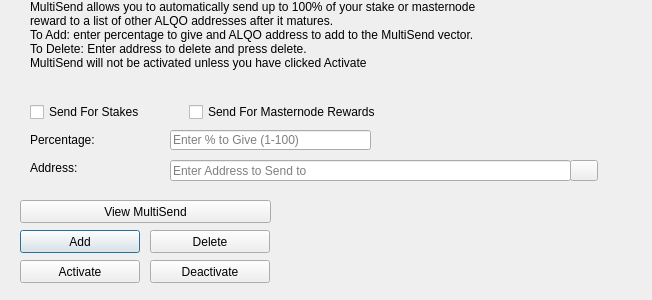
Qt form src/qt/forms/multisenddialog.ui (zahidaliayub/alqo) before a commit.
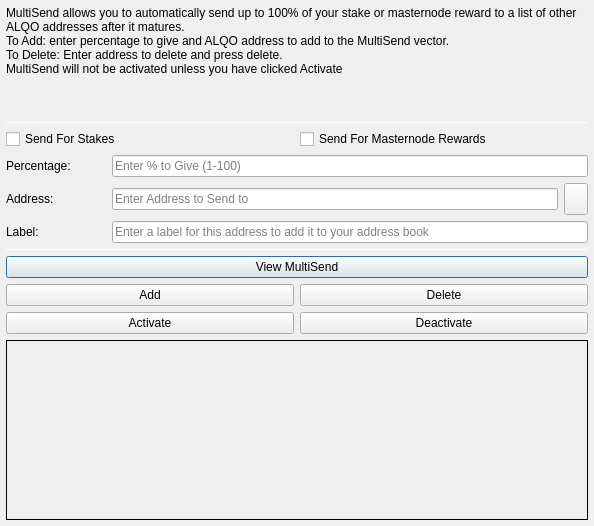
The same form after that commit. Icons and pictures are not drawn.

What changed in the file:
```diff
--- a/src/qt/forms/multisenddialog.ui
+++ b/src/qt/forms/multisenddialog.ui
@@ -9,54 +9,30 @@
    <rect>
     <x>0</x>
     <y>0</y>
-    <width>652</width>
-    <height>300</height>
+    <width>594</width>
+    <height>526</height>
    </rect>
   </property>
   <property name="windowTitle">
    <string>MultiSend</string>
   </property>
-  <widget class="QLineEdit" name="multiSendPercentEdit">
-   <property name="geometry">
-    <rect>
-     <x>170</x>
-     <y>130</y>
-     <width>201</width>
-     <height>20</height>
-    </rect>
+  <layout class="QVBoxLayout" name="verticalLayout" stretch="0">
+   <property name="leftMargin">
+    <number>6</number>
    </property>
-   <property name="toolTip">
-    <string>Enter whole numbers 1 - 100</string>
+   <property name="topMargin">
+    <number>6</number>
    </property>
-   <property name="placeholderText">
-    <string>Enter % to Give (1-100)</string>
+   <property name="rightMargin">
+    <number>6</number>
    </property>
-  </widget>
-  <widget class="QLineEdit" name="multiSendAddressEdit">
-   <property name="geometry">
-    <rect>
-     <x>170</x>
-     <y>160</y>
-     <width>401</width>
-     <height>21</height>
-    </rect>
+   <property name="bottomMargin">
+    <number>6</number>
    </property>
-   <property name="toolTip">
-    <string/>
-   </property>
-   <property name="placeholderText">
-    <string>Enter Address to Send to</string>
-   </property>
-  </widget>
+   <item>
+    <layout class="QVBoxLayout" name="verticalLayout_Main" stretch="1,1,1,0,1,1,1">
+     <item>
   <widget class="QLabel" name="label_2">
-   <property name="geometry">
-    <rect>
-     <x>30</x>
-     <y>0</y>
-     <width>451</width>
-     <height>121</height>
-    </rect>
-   </property>
    <property name="lineWidth">
     <number>1</number>
    </property>
@@ -73,88 +49,55 @@
     <bool>true</bool>
    </property>
   </widget>
-  <widget class="QLabel" name="message">
-   <property name="geometry">
-    <rect>
-     <x>290</x>
-     <y>200</y>
-     <width>351</width>
-     <height>91</height>
-    </rect>
-   </property>
-   <property name="text">
-    <string/>
-   </property>
-  </widget>
-  <widget class="QPushButton" name="addButton">
-   <property name="geometry">
-    <rect>
-     <x>20</x>
-     <y>230</y>
-     <width>120</width>
-     <height>23</height>
-    </rect>
-   </property>
-   <property name="toolTip">
-    <string/>
-   </property>
-   <property name="statusTip">
-    <string>Add to MultiSend Vector</string>
-   </property>
-   <property name="text">
-    <string>Add</string>
-   </property>
-  </widget>
-  <widget class="QPushButton" name="disableButton">
-   <property name="geometry">
-    <rect>
-     <x>150</x>
-     <y>260</y>
-     <width>120</width>
-     <height>23</height>
-    </rect>
-   </property>
-   <property name="statusTip">
-    <string>Deactivate MultiSend</string>
-   </property>
+     </item>
+     <item>
+      <widget class="Line" name="line">
+       <property name="minimumSize">
+        <size>
+         <width>0</width>
+         <height>1</height>
+        </size>
+       </property>
+       <property name="maximumSize">
+        <size>
+         <width>16777215</width>
+         <height>1</height>
+        </size>
+       </property>
+       <property name="orientation">
+        <enum>Qt::Horizontal</enum>
+       </property>
+      </widget>
+     </item>
+     <item>
+      <layout class="QVBoxLayout" name="verticalLayout_Settings">
+       <item>
+        <layout class="QHBoxLayout" name="horizontalLayout">
+         <item>
+          <widget class="QCheckBox" name="multiSendStakeCheckBox">
    <property name="text">
-    <string>Deactivate</string>
-   </property>
-  </widget>
-  <widget class="QPushButton" name="addressBookButton">
-   <property name="geometry">
-    <rect>
-     <x>570</x>
-     <y>160</y>
-     <width>28</width>
-     <height>21</height>
-    </rect>
-   </property>
-   <property name="toolTip">
-    <string>Choose an address from the address book</string>
-   </property>
+            <string>Send For Stakes</string>
+           </property>
+          </widget>
+         </item>
+         <item>
+          <widget class="QCheckBox" name="multiSendMasternodeCheckBox">
    <property name="text">
-    <string/>
-   </property>
-   <property name="icon">
-    <iconset resource="../alqo.qrc">
-     <normaloff>:/icons/address-book</normaloff>:/icons/address-book</iconset>
-   </property>
-   <property name="shortcut">
-    <string>Alt+A</string>
-   </property>
-   <property name="autoDefault">
-    <bool>false</bool>
-   </property>
-  </widget>
+            <string>Send For Masternode Rewards</string>
+           </property>
+          </widget>
+         </item>
+        </layout>
+       </item>
+       <item>
+        <layout class="QHBoxLayout" name="horizontalLayout_6">
+         <item>
   <widget class="QLabel" name="label">
-   <property name="geometry">
-    <rect>
-     <x>30</x>
-     <y>130</y>
-     <width>121</width>
-     <height>20</height>
-    </rect>
+           <property name="minimumSize">
+            <size>
+             <width>100</width>
+             <height>0</height>
+            </size>
    </property>
    <property name="toolTip">
     <string>Percentage of stake to send</string>
@@ -163,14 +106,28 @@
     <string>Percentage:</string>
    </property>
   </widget>
+         </item>
+         <item>
+          <widget class="QLineEdit" name="multiSendPercentEdit">
+           <property name="toolTip">
+            <string>Enter whole numbers 1 - 100</string>
+           </property>
+           <property name="placeholderText">
+            <string>Enter % to Give (1-100)</string>
+           </property>
+          </widget>
+         </item>
+        </layout>
+       </item>
+       <item>
+        <layout class="QHBoxLayout" name="horizontalLayout_7">
+         <item>
   <widget class="QLabel" name="label_5">
-   <property name="geometry">
-    <rect>
-     <x>30</x>
-     <y>160</y>
-     <width>111</width>
-     <height>16</height>
-    </rect>
+           <property name="minimumSize">
+            <size>
+             <width>100</width>
+             <height>0</height>
+            </size>
    </property>
    <property name="toolTip">
     <string>Address to send portion of stake to</string>
@@ -179,15 +136,123 @@
     <string>Address:</string>
    </property>
   </widget>
+         </item>
+         <item>
+          <widget class="QLineEdit" name="multiSendAddressEdit">
+           <property name="toolTip">
+            <string/>
+           </property>
+           <property name="placeholderText">
+            <string>Enter Address to Send to</string>
+           </property>
+          </widget>
+         </item>
+         <item>
+          <widget class="QToolButton" name="addressBookButton">
+           <property name="maximumSize">
+            <size>
+             <width>16777215</width>
+             <height>32</height>
+            </size>
+           </property>
+           <property name="toolTip">
+            <string>Choose an address from the address book</string>
+           </property>
+           <property name="text">
+            <string/>
+           </property>
+           <property name="icon">
+            <iconset resource="../alqo.qrc">
+             <normaloff>:/icons/address-book</normaloff>:/icons/address-book</iconset>
+           </property>
+           <property name="shortcut">
+            <string>Alt+A</string>
+           </property>
+          </widget>
+         </item>
+        </layout>
+       </item>
+      </layout>
+     </item>
+     <item>
+      <layout class="QHBoxLayout" name="horizontalLayout_3">
+       <item>
+        <widget class="QLabel" name="label_3">
+         <property name="minimumSize">
+          <size>
+           <width>100</width>
+           <height>0</height>
+          </size>
+         </property>
+         <property name="text">
+          <string>Label:</string>
+         </property>
+        </widget>
+       </item>
+       <item>
+        <widget class="QLineEdit" name="labelAddressLabelEdit">
+         <property name="placeholderText">
+          <string>Enter a label for this address to add it to your address book</string>
+         </property>
+        </widget>
+       </item>
+      </layout>
+     </item>
+     <item>
+      <widget class="Line" name="line_2">
+       <property name="minimumSize">
+        <size>
+         <width>0</width>
+         <height>1</height>
+        </size>
+       </property>
+       <property name="maximumSize">
+        <size>
+         <width>16777215</width>
+         <height>1</height>
+        </size>
+       </property>
+       <property name="orientation">
+        <enum>Qt::Horizontal</enum>
+       </property>
+      </widget>
+     </item>
+     <item>
+      <layout class="QVBoxLayout" name="verticalLayout_Buttons">
+       <item>
+        <layout class="QHBoxLayout" name="horizontalLayout_4">
+         <item>
+          <widget class="QPushButton" name="viewButton">
+           <property name="toolTip">
+            <string/>
+           </property>
+           <property name="statusTip">
+            <string>View MultiSend Vector</string>
+           </property>
+           <property name="text">
+            <string>View MultiSend</string>
+           </property>
+          </widget>
+         </item>
+        </layout>
+       </item>
+       <item>
+        <layout class="QHBoxLayout" name="horizontalLayout_2">
+         <item>
+          <widget class="QPushButton" name="addButton">
+           <property name="toolTip">
+            <string/>
+           </property>
+           <property name="statusTip">
+            <string>Add to MultiSend Vector</string>
+           </property>
+           <property name="text">
+            <string>Add</string>
+           </property>
+          </widget>
+         </item>
+         <item>
   <widget class="QPushButton" name="deleteButton">
-   <property name="geometry">
-    <rect>
-     <x>150</x>
-     <y>230</y>
-     <width>120</width>
-     <height>23</height>
-    </rect>
-   </property>
    <property name="toolTip">
     <string/>
    </property>
@@ -198,15 +263,13 @@
     <string>Delete</string>
    </property>
   </widget>
+         </item>
+        </layout>
+       </item>
+       <item>
+        <layout class="QHBoxLayout" name="horizontalLayout_5">
+         <item>
   <widget class="QPushButton" name="activateButton">
-   <property name="geometry">
-    <rect>
-     <x>20</x>
-     <y>260</y>
-     <width>120</width>
-     <height>23</height>
-    </rect>
-   </property>
    <property name="statusTip">
     <string>Activate MultiSend</string>
    </property>
@@ -214,51 +277,55 @@
     <string>Activate</string>
    </property>
   </widget>
-  <widget class="QPushButton" name="viewButton">
-   <property name="geometry">
-    <rect>
-     <x>20</x>
-     <y>200</y>
-     <width>251</width>
-     <height>23</height>
-    </rect>
-   </property>
-   <property name="toolTip">
-    <string/>
-   </property>
+         </item>
+         <item>
+          <widget class="QPushButton" name="disableButton">
    <property name="statusTip">
     <string>View MultiSend Vector</string>
    </property>
    <property name="text">
-    <string>View MultiSend</string>
-   </property>
-  </widget>
-  <widget class="QWidget" name="horizontalLayoutWidget">
-   <property name="geometry">
-    <rect>
-     <x>30</x>
-     <y>100</y>
-     <width>351</width>
-     <height>24</height>
-    </rect>
-   </property>
-   <layout class="QHBoxLayout" name="horizontalLayout">
-    <item>
-     <widget class="QCheckBox" name="multiSendStakeCheckBox">
-      <property name="text">
-       <string>Send For Stakes</string>
-      </property>
-     </widget>
-    </item>
+            <string>Deactivate</string>
+           </property>
+          </widget>
+         </item>
+        </layout>
+       </item>
+      </layout>
+     </item>
     <item>
-     <widget class="QCheckBox" name="multiSendMasternodeCheckBox">
+      <widget class="QLabel" name="message">
+       <property name="minimumSize">
+        <size>
+         <width>0</width>
+         <height>180</height>
+        </size>
+       </property>
+       <property name="frameShape">
+        <enum>QFrame::Panel</enum>
+       </property>
+       <property name="frameShadow">
+        <enum>QFrame::Plain</enum>
+       </property>
+       <property name="lineWidth">
+        <number>1</number>
+       </property>
+       <property name="midLineWidth">
+        <number>1</number>
+       </property>
       <property name="text">
-       <string>Send For Masternode Rewards</string>
-      </property>
+        <string/>
+       </property>
+       <property name="alignment">
+        <set>Qt::AlignLeading|Qt::AlignLeft|Qt::AlignTop</set>
+       </property>
+       <property name="wordWrap">
+        <bool>true</bool>
+       </property>
      </widget>
     </item>
    </layout>
-  </widget>
+   </item>
+  </layout>
  </widget>
  <resources>
   <include location="../alqo.qrc"/>
```
Left out of the diff: 2 changed lines with no effect on the pictures. Lines whose indentation alone changed are shown as unchanged.
